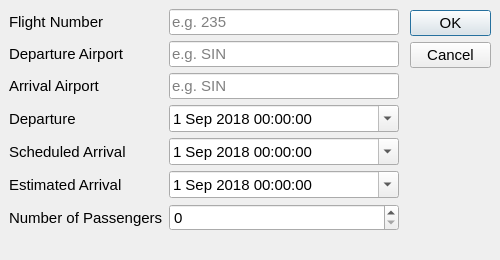
Before: the Qt Designer form createFlightGUI.ui in hokl374/meal_scanner, drawn with Qt 5.
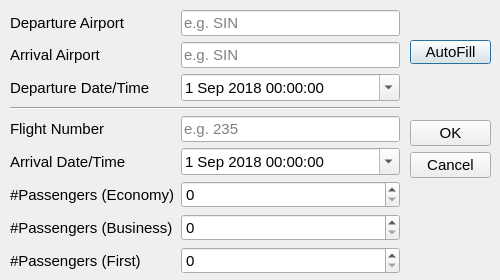
After: the same form once the commit is applied.

Diff of the .ui file:
```diff
--- a/createFlightGUI.ui
+++ b/createFlightGUI.ui
@@ -7,19 +7,19 @@
     <x>0</x>
     <y>0</y>
     <width>500</width>
-    <height>260</height>
+    <height>280</height>
    </rect>
   </property>
   <property name="minimumSize">
    <size>
     <width>500</width>
-    <height>260</height>
+    <height>280</height>
    </size>
   </property>
   <property name="maximumSize">
    <size>
     <width>500</width>
-    <height>260</height>
+    <height>280</height>
    </size>
   </property>
   <property name="font">
@@ -34,9 +34,9 @@
    <property name="geometry">
     <rect>
      <x>410</x>
-     <y>10</y>
+     <y>120</y>
      <width>81</width>
-     <height>241</height>
+     <height>121</height>
     </rect>
    </property>
    <property name="orientation">
@@ -52,54 +52,13 @@
   <widget class="QWidget" name="formLayoutWidget">
    <property name="geometry">
     <rect>
-     <x>9</x>
-     <y>9</y>
+     <x>10</x>
+     <y>10</y>
      <width>390</width>
-     <height>240</height>
+     <height>271</height>
     </rect>
    </property>
    <layout class="QFormLayout" name="formLayout">
-    <item row="0" column="0">
-     <widget class="QLabel" name="flightNumberLabel">
-      <property name="toolTip">
-       <string extracomment="Enter Flight Number Here (Maximum 3 Numbers)">Enter Flight Number Here (Maximum 3 Numbers)</string>
-      </property>
-      <property name="text">
-       <string>Flight Number</string>
-      </property>
-     </widget>
-    </item>
-    <item row="0" column="1">
-     <widget class="QLineEdit" name="flightNumberLineEdit">
-      <property name="toolTip">
-       <string/>
-      </property>
-      <property name="inputMask">
-       <string/>
-      </property>
-      <property name="text">
-       <string/>
-      </property>
-      <property name="maxLength">
-       <number>3</number>
-      </property>
-      <property name="frame">
-       <bool>true</bool>
-      </property>
-      <property name="echoMode">
-       <enum>QLineEdit::Normal</enum>
-      </property>
-      <property name="cursorPosition">
-       <number>0</number>
-      </property>
-      <property name="placeholderText">
-       <string extracomment="Enter Flight Number Here (Maximum 3 Numbers)">e.g. 235</string>
-      </property>
-      <property name="cursorMoveStyle">
-       <enum>Qt::VisualMoveStyle</enum>
-      </property>
-     </widget>
-    </item>
     <item row="1" column="0">
      <widget class="QLabel" name="departureAirportLabel">
       <property name="toolTip">
@@ -143,7 +102,7 @@
     <item row="3" column="0">
      <widget class="QLabel" name="departureDateTimeLabel">
       <property name="text">
-       <string>Departure</string>
+       <string>Departure Date/Time</string>
       </property>
       <property name="buddy">
        <cstring>departureDateTimeEdit</cstring>
@@ -167,73 +126,138 @@
       </property>
      </widget>
     </item>
-    <item row="4" column="0">
-     <widget class="QLabel" name="scheduledArrivalLabel">
-      <property name="text">
-       <string>Scheduled Arrival</string>
-      </property>
-     </widget>
-    </item>
-    <item row="4" column="1">
-     <widget class="QDateTimeEdit" name="scheduledArrivalDateTimeEdit">
-      <property name="dateTime">
-       <datetime>
-        <hour>0</hour>
-        <minute>0</minute>
-        <second>0</second>
-        <year>2018</year>
-        <month>9</month>
-        <day>1</day>
-       </datetime>
-      </property>
-      <property name="calendarPopup">
-       <bool>true</bool>
-      </property>
-     </widget>
-    </item>
-    <item row="5" column="0">
-     <widget class="QLabel" name="estimatedArrivalLabel">
-      <property name="text">
-       <string>Estimated Arrival</string>
+    <item row="4" column="0" colspan="2">
+     <widget class="Line" name="line">
+      <property name="orientation">
+       <enum>Qt::Horizontal</enum>
       </property>
      </widget>
     </item>
     <item row="5" column="1">
-     <widget class="QDateTimeEdit" name="estimatedArrivalDateTimeEdit">
-      <property name="dateTime">
-       <datetime>
-        <hour>0</hour>
-        <minute>0</minute>
-        <second>0</second>
-        <year>2018</year>
-        <month>9</month>
-        <day>1</day>
-       </datetime>
+     <widget class="QLineEdit" name="flightNumberLineEdit">
+      <property name="toolTip">
+       <string/>
       </property>
-      <property name="currentSection">
-       <enum>QDateTimeEdit::MonthSection</enum>
+      <property name="inputMask">
+       <string/>
       </property>
-      <property name="calendarPopup">
+      <property name="text">
+       <string/>
+      </property>
+      <property name="maxLength">
+       <number>3</number>
+      </property>
+      <property name="frame">
        <bool>true</bool>
       </property>
+      <property name="echoMode">
+       <enum>QLineEdit::Normal</enum>
+      </property>
+      <property name="cursorPosition">
+       <number>0</number>
+      </property>
+      <property name="placeholderText">
+       <string extracomment="Enter Flight Number Here (Maximum 3 Numbers)">e.g. 235</string>
+      </property>
+      <property name="cursorMoveStyle">
+       <enum>Qt::VisualMoveStyle</enum>
+      </property>
      </widget>
     </item>
     <item row="6" column="0">
      <widget class="QLabel" name="numberOfPassengersLabel">
       <property name="text">
-       <string>Number of Passengers</string>
+       <string>Arrival Date/Time</string>
       </property>
      </widget>
     </item>
     <item row="6" column="1">
-     <widget class="QSpinBox" name="numberOfPassengersSpinBox">
+     <widget class="QDateTimeEdit" name="arrivalDateTimeEdit">
+      <property name="dateTime">
+       <datetime>
+        <hour>0</hour>
+        <minute>0</minute>
+        <second>0</second>
+        <year>2018</year>
+        <month>9</month>
+        <day>1</day>
+       </datetime>
+      </property>
+      <property name="calendarPopup">
+       <bool>true</bool>
+      </property>
+     </widget>
+    </item>
+    <item row="7" column="0">
+     <widget class="QLabel" name="passengersEconomyLabel">
+      <property name="text">
+       <string>#Passengers (Economy)</string>
+      </property>
+     </widget>
+    </item>
+    <item row="7" column="1">
+     <widget class="QSpinBox" name="passengersEconomySpinBox">
       <property name="maximum">
        <number>999</number>
       </property>
      </widget>
     </item>
+    <item row="8" column="0">
+     <widget class="QLabel" name="passengersBusinessLabel">
+      <property name="text">
+       <string>#Passengers (Business)</string>
+      </property>
+     </widget>
+    </item>
+    <item row="8" column="1">
+     <widget class="QSpinBox" name="passengersBusinessSpinBox">
+      <property name="maximum">
+       <number>999</number>
+      </property>
+     </widget>
+    </item>
+    <item row="9" column="0">
+     <widget class="QLabel" name="passengersFirstLabel">
+      <property name="text">
+       <string>#Passengers (First)</string>
+      </property>
+     </widget>
+    </item>
+    <item row="9" column="1">
+     <widget class="QSpinBox" name="passengersFirstSpinBox">
+      <property name="maximum">
+       <number>999</number>
+      </property>
+     </widget>
+    </item>
+    <item row="5" column="0">
+     <widget class="QLabel" name="flightNumberLabel">
+      <property name="toolTip">
+       <string extracomment="Enter Flight Number Here (Maximum 3 Numbers)">Enter Flight Number Here (Maximum 3 Numbers)</string>
+      </property>
+      <property name="text">
+       <string>Flight Number</string>
+      </property>
+     </widget>
+    </item>
    </layout>
   </widget>
+  <widget class="QPushButton" name="autoFillButton">
+   <property name="geometry">
+    <rect>
+     <x>410</x>
+     <y>40</y>
+     <width>81</width>
+     <height>24</height>
+    </rect>
+   </property>
+   <property name="text">
+    <string>AutoFill</string>
+   </property>
+   <property name="default">
+    <bool>true</bool>
+   </property>
+  </widget>
  </widget>
  <resources/>
  <connections>
```
Left out of the diff: 2 changed lines with no effect on the pictures.
